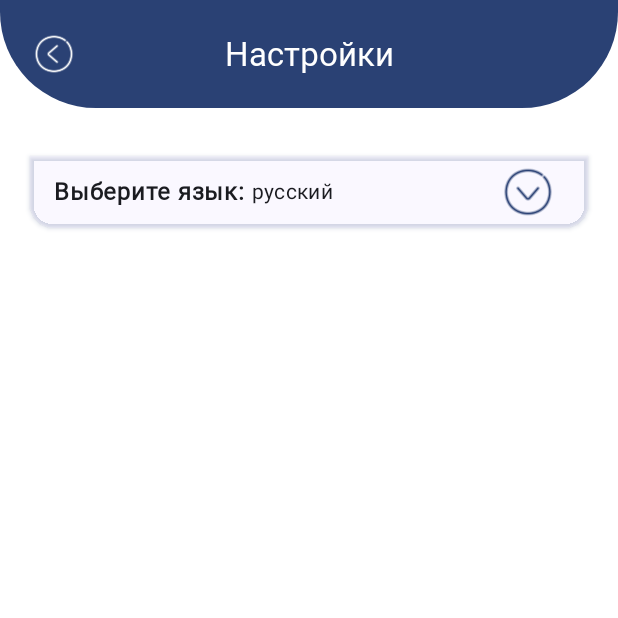
After one commit to M-u-qp/RunForRun, an Android app built with Jetpack Compose: the composable SettingsScreen shown on its own in the app's theme, on a phone screen of 412 x 824 dp, the top half of it. The commit adds this screen. Run offline under Robolectric (Android 15) with nearby library versions, the phone set to English and light mode, and no system bars; our stand-ins replace Dagger/Hilt's generated code; Roboto replaces fonts that are not available here.

Commit message:
Add SettingsScreen

```diff
--- /dev/null
+++ b/app/src/main/java/com/example/runforrun/data/repository/SettingsRepository.kt
@@ -0,0 +1,25 @@
+package com.example.runforrun.data.repository
+
+import androidx.datastore.core.DataStore
+import androidx.datastore.preferences.core.Preferences
+import androidx.datastore.preferences.core.edit
+import androidx.datastore.preferences.core.stringPreferencesKey
+import kotlinx.coroutines.flow.map
+import javax.inject.Inject
+
+class SettingsRepository @Inject constructor(
+    private val dataStore: DataStore<Preferences>
+) {
+
+    companion object {
+        val USER_LANGUAGE = stringPreferencesKey("user_language")
+    }
+
+    val userLanguage = dataStore.data.map { preferences ->
+        preferences[USER_LANGUAGE] ?: "ru"
+    }
+
+    suspend fun updateLanguage(languageCode: String) = dataStore.edit { preferences ->
+        preferences[USER_LANGUAGE] = languageCode
+    }
+}
--- a/app/src/main/java/com/example/runforrun/ui/components/RunningCard.kt
+++ b/app/src/main/java/com/example/runforrun/ui/components/RunningCard.kt
@@ -58,9 +58,9 @@ fun RunningCard(
             )
     ) {
         Row(
-            modifier = modifier
+            modifier = Modifier
+                .padding(8.dp)
                 .fillMaxWidth()
-                .padding(12.dp)
         ) {
             Image(
                 bitmap = run.image.asImageBitmap(),
--- a/app/src/main/java/com/example/runforrun/ui/navgraph/Route.kt
+++ b/app/src/main/java/com/example/runforrun/ui/navgraph/Route.kt
@@ -13,6 +13,7 @@ sealed class Route(val route: String) {
     data object RunScreen : Route(route = "runScreen")
     data object AllRunsScreen : Route(route = "allRunsScreen")
     data object RunningStatisticsScreen : Route(route = "runningStatisticsScreen")
+    data object SettingsScreen : Route(route = "settingsScreen")
 
     data object CurrentRun : Route("runScreen") {
         val currentRunUri = "https://runforrun.example.com/$route"
--- a/app/src/main/java/com/example/runforrun/ui/screens/all_runs/AllRunsScreen.kt
+++ b/app/src/main/java/com/example/runforrun/ui/screens/all_runs/AllRunsScreen.kt
@@ -42,10 +42,11 @@ fun AllRunsScreen(
                 text = stringResource(id = R.string.your_activity),
                 style = MaterialTheme.typography.titleLarge.copy(
                     fontWeight = FontWeight.SemiBold,
-                    color = MaterialTheme.colorScheme.scrim
+                    color = MaterialTheme.colorScheme.onSurface
                 )
             )
             RunsList(
+                modifier = Modifier.padding(horizontal = 20.dp),
                 runs = runs,
                 onClick = viewModel::setDialog
             )
--- a/app/src/main/java/com/example/runforrun/ui/screens/home/HomeScreen.kt
+++ b/app/src/main/java/com/example/runforrun/ui/screens/home/HomeScreen.kt
@@ -40,6 +40,7 @@ fun HomeScreen(
     viewModel: HomeViewModel = hiltViewModel(),
     navigateToRun: () -> Unit,
     navigateToAllRuns: () -> Unit,
+    navigateToSettings: () -> Unit,
     paddingValues: PaddingValues
 ) {
     val state by viewModel.homeScreenState.collectAsStateWithLifecycle()
@@ -78,7 +79,8 @@ fun HomeScreen(
                         distanceCovered = 0.0f,
                         onWeeklyGoalClick = navigateToRun,
                         duration = duration,
-                        navigateToRun = navigateToRun
+                        navigateToRun = navigateToRun,
+                        navigateToSettings = navigateToSettings
                     )
                     Spacer(modifier = Modifier.size(24.dp))
                     Row(
--- a/app/src/main/java/com/example/runforrun/ui/screens/home/components/HomeTopBarHeader.kt
+++ b/app/src/main/java/com/example/runforrun/ui/screens/home/components/HomeTopBarHeader.kt
@@ -31,7 +31,8 @@ import com.example.runforrun.ui.components.UserProfileImage
 @Composable
 fun HomeTopBarHeader(
     modifier: Modifier = Modifier,
-    user: User
+    user: User,
+    navigateToSettings: () -> Unit
 ) {
     ElevatedCard(
         modifier = modifier,
@@ -72,7 +73,7 @@ fun HomeTopBarHeader(
             Spacer(modifier = Modifier.size(16.dp))
             IconButton(
                 modifier = Modifier.size(32.dp),
-                onClick = { /*TODO*/ }
+                onClick = { navigateToSettings() }
             ) {
                 Icon(
                     bitmap = ImageBitmap.imageResource(id = R.drawable.settings),
--- /dev/null
+++ b/app/src/main/java/com/example/runforrun/ui/screens/settings/SettingsEvent.kt
@@ -0,0 +1,7 @@
+package com.example.runforrun.ui.screens.settings
+
+import android.content.Context
+
+interface SettingsEvent {
+   suspend fun updateLanguage(context: Context, languageCode: String)
+}
--- /dev/null
+++ b/app/src/main/java/com/example/runforrun/ui/screens/settings/SettingsScreen.kt
@@ -0,0 +1,56 @@
+package com.example.runforrun.ui.screens.settings
+
+import androidx.compose.foundation.layout.Column
+import androidx.compose.foundation.layout.Spacer
+import androidx.compose.foundation.layout.fillMaxSize
+import androidx.compose.foundation.layout.fillMaxWidth
+import androidx.compose.foundation.layout.padding
+import androidx.compose.foundation.layout.size
+import androidx.compose.foundation.rememberScrollState
+import androidx.compose.foundation.verticalScroll
+import androidx.compose.runtime.Composable
+import androidx.compose.runtime.getValue
+import androidx.compose.runtime.rememberCoroutineScope
+import androidx.compose.ui.Modifier
+import androidx.compose.ui.platform.LocalContext
+import androidx.compose.ui.unit.dp
+import androidx.hilt.navigation.compose.hiltViewModel
+import androidx.lifecycle.compose.collectAsStateWithLifecycle
+import com.example.runforrun.ui.screens.settings.components.LanguageCard
+import com.example.runforrun.ui.screens.settings.components.SettingsTopBar
+import kotlinx.coroutines.launch
+
+@Composable
+fun SettingsScreen(
+    viewModel: SettingsViewModel = hiltViewModel(),
+    navigateUp: () -> Unit
+) {
+    val context = LocalContext.current
+    val scope = rememberCoroutineScope()
+    val selectedLanguage by viewModel.selectedLanguage.collectAsStateWithLifecycle()
+
+    Column(
+        modifier = Modifier
+            .fillMaxSize()
+            .verticalScroll(rememberScrollState())
+    ) {
+        SettingsTopBar(
+            modifier = Modifier
+                .padding(20.dp)
+                .fillMaxWidth(),
+            navigateUp = navigateUp
+        )
+        Spacer(modifier = Modifier.size(32.dp))
+        LanguageCard(
+            modifier = Modifier
+            .padding(horizontal = 20.dp)
+            .fillMaxWidth(),
+            selectedLanguage = selectedLanguage,
+            onLanguageChange = { code ->
+                scope.launch {
+                    viewModel.updateLanguage(context, code)
+                }
+            }
+        )
+    }
+}
--- /dev/null
+++ b/app/src/main/java/com/example/runforrun/ui/screens/settings/SettingsViewModel.kt
@@ -0,0 +1,41 @@
+package com.example.runforrun.ui.screens.settings
+
+import android.app.Activity
+import android.content.Context
+import androidx.lifecycle.ViewModel
+import androidx.lifecycle.viewModelScope
+import com.example.runforrun.data.repository.SettingsRepository
+import dagger.hilt.android.lifecycle.HiltViewModel
+import kotlinx.coroutines.flow.MutableStateFlow
+import kotlinx.coroutines.flow.asStateFlow
+import kotlinx.coroutines.flow.launchIn
+import kotlinx.coroutines.flow.onEach
+import kotlinx.coroutines.flow.update
+import java.util.Locale
+import javax.inject.Inject
+
+@HiltViewModel
+class SettingsViewModel @Inject constructor(
+    private val settingsRepository: SettingsRepository
+) : ViewModel(), SettingsEvent {
+    private val _selectedLanguage = MutableStateFlow("")
+    val selectedLanguage = _selectedLanguage.asStateFlow()
+
+    init {
+        settingsRepository.userLanguage
+            .onEach { language -> _selectedLanguage.update { language } }
+            .launchIn(viewModelScope)
+    }
+
+    override suspend fun updateLanguage(context: Context, languageCode: String) {
+        val locale = Locale(languageCode)
+        Locale.setDefault(locale)
+        val config = context.resources.configuration.apply {
+            setLocale(locale)
+        }
+        context.createConfigurationContext(config)
+        _selectedLanguage.update { languageCode }
+        settingsRepository.updateLanguage(languageCode)
+        (context as? Activity)?.recreate()
+    }
+}
--- /dev/null
+++ b/app/src/main/java/com/example/runforrun/ui/screens/settings/components/LanguageCard.kt
@@ -0,0 +1,106 @@
+package com.example.runforrun.ui.screens.settings.components
+
+import androidx.compose.foundation.background
+import androidx.compose.foundation.layout.Arrangement
+import androidx.compose.foundation.layout.Box
+import androidx.compose.foundation.layout.Column
+import androidx.compose.foundation.layout.Row
+import androidx.compose.foundation.layout.fillMaxWidth
+import androidx.compose.foundation.layout.padding
+import androidx.compose.foundation.shape.RoundedCornerShape
+import androidx.compose.material3.DropdownMenu
+import androidx.compose.material3.DropdownMenuItem
+import androidx.compose.material3.Icon
+import androidx.compose.material3.IconButton
+import androidx.compose.material3.MaterialTheme
+import androidx.compose.material3.Text
+import androidx.compose.runtime.Composable
+import androidx.compose.runtime.getValue
+import androidx.compose.runtime.mutableStateOf
+import androidx.compose.runtime.remember
+import androidx.compose.runtime.setValue
+import androidx.compose.ui.Alignment
+import androidx.compose.ui.Modifier
+import androidx.compose.ui.draw.shadow
+import androidx.compose.ui.graphics.ImageBitmap
+import androidx.compose.ui.res.imageResource
+import androidx.compose.ui.res.stringResource
+import androidx.compose.ui.text.font.FontWeight
+import androidx.compose.ui.unit.dp
+import com.example.runforrun.R
+
+@Composable
+fun LanguageCard(
+    modifier: Modifier = Modifier,
+    selectedLanguage: String,
+    onLanguageChange: (String) -> Unit
+) {
+    val languages = listOf("en" to "english", "ru" to "русский")
+    var expanded by remember { mutableStateOf(false) }
+
+    Box(
+        modifier = modifier
+            .background(
+                color = MaterialTheme.colorScheme.background,
+                shape = RoundedCornerShape(bottomStart = 16.dp, bottomEnd = 16.dp)
+            )
+            .shadow(
+                elevation = 2.dp,
+                shape = RoundedCornerShape(bottomStart = 16.dp, bottomEnd = 16.dp),
+                ambientColor = MaterialTheme.colorScheme.primary,
+                spotColor = MaterialTheme.colorScheme.primary
+            )
+    ) {
+        Row(
+            modifier = Modifier
+                .fillMaxWidth()
+                .padding(horizontal = 16.dp),
+            horizontalArrangement = Arrangement.SpaceBetween,
+            verticalAlignment = Alignment.CenterVertically
+        ) {
+            Row(
+                modifier = Modifier.weight(1f),
+                verticalAlignment = Alignment.CenterVertically
+            ) {
+                val languageText = stringResource(id = R.string.select_language)
+                Text(
+                    text = "$languageText: ",
+                    style = MaterialTheme.typography.bodyLarge.copy(
+                        fontWeight = FontWeight.SemiBold,
+                        color = MaterialTheme.colorScheme.onSurface
+                    )
+                )
+                Text(
+                    text = "${languages.find { it.first == selectedLanguage }?.second}",
+                    style = MaterialTheme.typography.bodyMedium.copy(
+                        color = MaterialTheme.colorScheme.onSurface
+                    )
+                )
+            }
+            Column {
+                IconButton(onClick = { expanded = !expanded }) {
+                    Icon(
+                        bitmap = ImageBitmap.imageResource(R.drawable.dropdown),
+                        contentDescription = null,
+                        tint = MaterialTheme.colorScheme.primary
+                    )
+                }
+                DropdownMenu(
+                    expanded = expanded,
+                    onDismissRequest = { expanded = false }
+                ) {
+                    languages.forEach { (code, name) ->
+                        DropdownMenuItem(
+                            text = {
+                                Text(text = name)
+                            }, onClick = {
+                                onLanguageChange(code)
+                                expanded = false
+                            }
+                        )
+                    }
+                }
+            }
+        }
+    }
+}
--- /dev/null
+++ b/app/src/main/java/com/example/runforrun/ui/screens/settings/components/SettingsTopBar.kt
@@ -0,0 +1,61 @@
+package com.example.runforrun.ui.screens.settings.components
+
+import androidx.compose.foundation.background
+import androidx.compose.foundation.layout.Box
+import androidx.compose.foundation.layout.IntrinsicSize
+import androidx.compose.foundation.layout.fillMaxSize
+import androidx.compose.foundation.layout.height
+import androidx.compose.foundation.layout.size
+import androidx.compose.foundation.shape.RoundedCornerShape
+import androidx.compose.material3.Icon
+import androidx.compose.material3.IconButton
+import androidx.compose.material3.MaterialTheme
+import androidx.compose.material3.Text
+import androidx.compose.runtime.Composable
+import androidx.compose.ui.Alignment
+import androidx.compose.ui.Modifier
+import androidx.compose.ui.graphics.ImageBitmap
+import androidx.compose.ui.res.imageResource
+import androidx.compose.ui.res.stringResource
+import androidx.compose.ui.unit.dp
+import com.example.runforrun.R
+
+@Composable
+fun SettingsTopBar(
+    modifier: Modifier = Modifier,
+    navigateUp: () -> Unit
+) {
+    Box(modifier = Modifier.height(IntrinsicSize.Min)) {
+        Box(
+            modifier = Modifier
+                .fillMaxSize()
+                .background(
+                    color = MaterialTheme.colorScheme.primary,
+                    shape = RoundedCornerShape(bottomStart = 64.dp, bottomEnd = 64.dp)
+                )
+        )
+        Box(
+            modifier = modifier,
+        ) {
+            IconButton(
+                modifier = Modifier
+                    .align(Alignment.TopStart)
+                    .size(32.dp),
+                onClick = navigateUp
+            ) {
+                Icon(
+                    bitmap = ImageBitmap.imageResource(R.drawable.backward),
+                    contentDescription = null,
+                    tint = MaterialTheme.colorScheme.onPrimary
+                )
+            }
+            Text(
+                modifier = Modifier.align(Alignment.Center),
+                text = stringResource(id = R.string.settings),
+                style = MaterialTheme.typography.titleLarge.copy(
+                    color = MaterialTheme.colorScheme.onPrimary
+                )
+            )
+        }
+    }
+}
--- a/app/src/main/res/values/strings.xml
+++ b/app/src/main/res/values/strings.xml
@@ -39,4 +39,5 @@
 
     <string name="weekly_report">Еженедельный отчет</string>
     <string name="statistics">Статистика</string>
+    <string name="select_language">Выберите язык</string>
 </resources>
```
Also changed, not shown: app/src/main/java/com/example/runforrun/RunApp.kt (+15 -0 lines), app/src/main/java/com/example/runforrun/ui/navigation/RunNavigator.kt (+12 -1 lines), app/src/main/java/com/example/runforrun/ui/screens/all_runs/components/RunsList.kt (+7 -16 lines), app/src/main/java/com/example/runforrun/ui/screens/home/components/HomeTopBar.kt (+6 -2 lines), app/src/main/java/com/example/runforrun/ui/screens/profile/ProfileScreen.kt (+10 -2 lines), app/src/main/res/drawable/chart.png (added), 1 other file.
